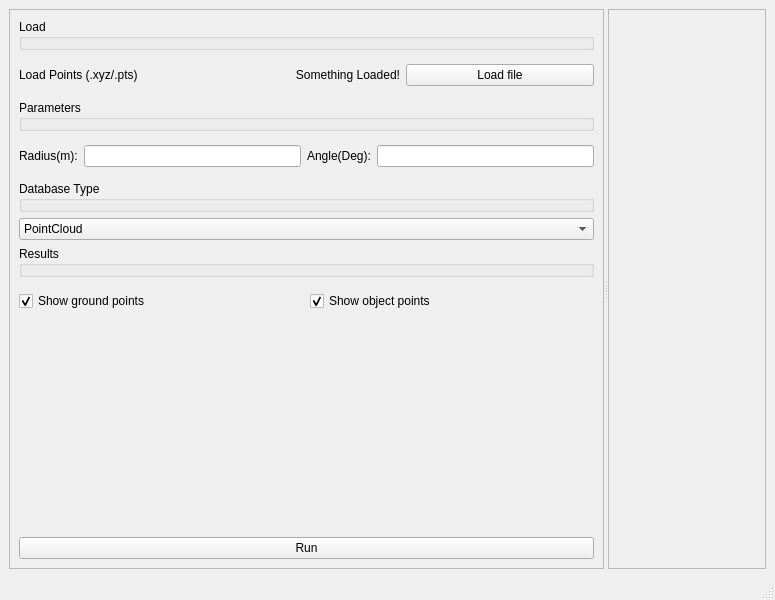
Qt form glyph_view.ui (WOKNz/SurfaceModelsHW2) before a commit.
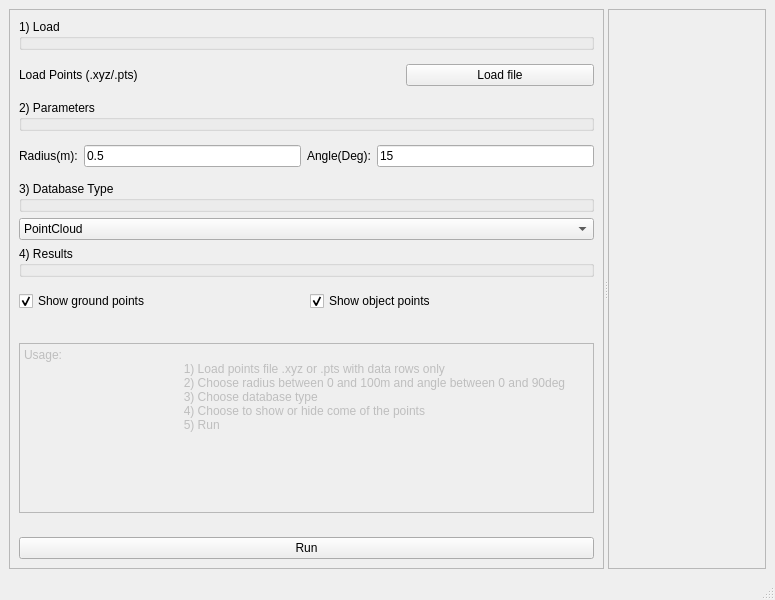
The same form after that commit.

Diff of the .ui file:
```diff
--- a/glyph_view.ui
+++ b/glyph_view.ui
@@ -36,7 +36,7 @@
                                 <item>
                                     <widget class="QGroupBox" name="groupBox_2">
                                         <property name="title">
-                                            <string>Load</string>
+                                            <string>1) Load</string>
                                         </property>
                                         <property name="flat">
                                             <bool>true</bool>
@@ -66,8 +66,15 @@
                                         </item>
                                         <item>
                                             <widget class="QLabel" name="label_status">
+                                                <property name="font">
+                                                    <font>
+                                                        <pointsize>9</pointsize>
+                                                        <weight>75</weight>
+                                                        <bold>true</bold>
+                                                    </font>
+                                                </property>
                                                 <property name="text">
-                                                    <string>Something Loaded!</string>
+                                                    <string/>
                                                 </property>
                                                 <property name="alignment">
                                                     <set>Qt::AlignRight|Qt::AlignTrailing|Qt::AlignVCenter</set>
@@ -101,7 +108,7 @@
                                             </size>
                                         </property>
                                         <property name="title">
-                                            <string>Parameters</string>
+                                            <string>2) Parameters</string>
                                         </property>
                                         <property name="flat">
                                             <bool>true</bool>
@@ -130,7 +137,11 @@
                                             </widget>
                                         </item>
                                         <item>
-                                            <widget class="QLineEdit" name="line_radius"/>
+                                            <widget class="QLineEdit" name="line_radius">
+                                                <property name="text">
+                                                    <string>0.5</string>
+                                                </property>
+                                            </widget>
                                         </item>
                                         <item>
                                             <widget class="QLabel" name="label_angle">
@@ -140,14 +151,18 @@
                                             </widget>
                                         </item>
                                         <item>
-                                            <widget class="QLineEdit" name="line_angle"/>
+                                            <widget class="QLineEdit" name="line_angle">
+                                                <property name="text">
+                                                    <string>15</string>
+                                                </property>
+                                            </widget>
                                         </item>
                                     </layout>
                                 </item>
                                 <item>
                                     <widget class="QGroupBox" name="groupBox_3">
                                         <property name="title">
-                                            <string>Database Type</string>
+                                            <string>3) Database Type</string>
                                         </property>
                                         <property name="flat">
                                             <bool>true</bool>
@@ -176,7 +191,7 @@
                                 <item>
                                     <widget class="QGroupBox" name="groupBox_4">
                                         <property name="title">
-                                            <string>Results</string>
+                                            <string>4) Results</string>
                                         </property>
                                         <property name="flat">
                                             <bool>true</bool>
@@ -216,6 +231,35 @@
                                         </item>
                                     </layout>
                                 </item>
+                                <item>
+                                    <spacer name="verticalSpacer_2">
+                                        <property name="orientation">
+                                            <enum>Qt::Vertical</enum>
+                                        </property>
+                                        <property name="sizeHint" stdset="0">
+                                            <size>
+                                                <width>20</width>
+                                                <height>40</height>
+                                            </size>
+                                        </property>
+                                    </spacer>
+                                </item>
+                                <item>
+                                    <widget class="QPlainTextEdit" name="plainTextEdit">
+                                        <property name="enabled">
+                                            <bool>false</bool>
+                                        </property>
+                                        <property name="plainText">
+                                            <string>Usage:
+                                                1) Load points file .xyz or .pts with data rows only
+                                                2) Choose radius between 0 and 100m and angle between 0 and 90deg
+                                                3) Choose database type
+                                                4) Choose to show or hide come of the points
+                                                5) Run
+                                            </string>
+                                        </property>
+                                    </widget>
+                                </item>
                                 <item>
                                     <spacer name="verticalSpacer">
                                         <property name="orientation">
```
